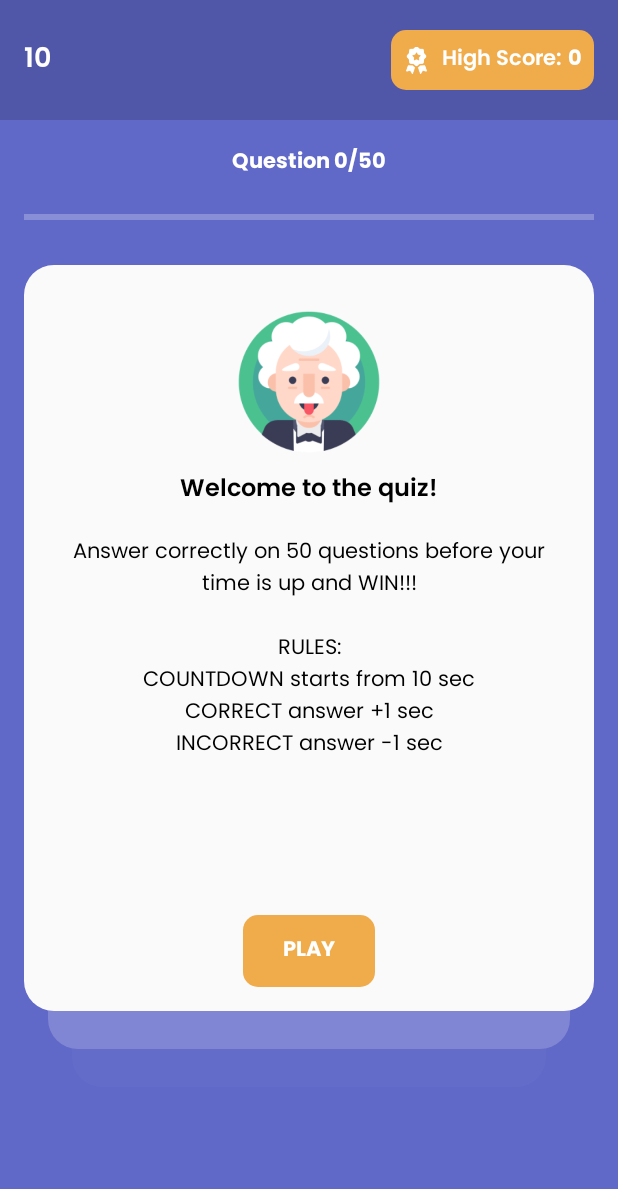
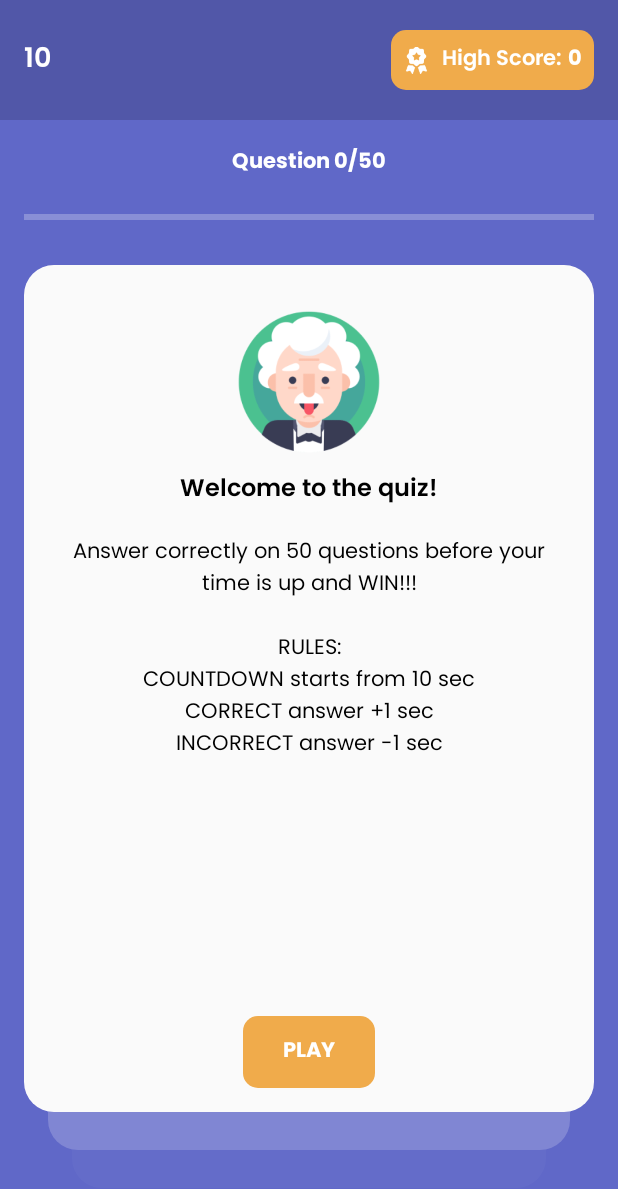
Before and after one commit to alen4cerimagic/250_flags, an Android app: the layout fragment_main.xml on its own in the app's theme, with its tools: preview values and no code run, on a phone screen of 412 x 824 dp. Shown: the top 1189 px of the screen. Run offline under Robolectric (Android 15) with nearby library versions, the phone set to English and light mode, and no system bars.

Commit message:
small UI changes

```diff
--- a/app/src/main/res/layout/fragment_main.xml
+++ b/app/src/main/res/layout/fragment_main.xml
@@ -123,9 +123,8 @@
         android:layout_marginStart="16dp"
         android:layout_marginTop="24dp"
         android:layout_marginEnd="16dp"
-        android:layout_marginBottom="150dp"
         android:background="@drawable/game_background"
-        app:layout_constraintBottom_toBottomOf="parent"
+        app:layout_constraintBottom_toTopOf="@+id/view2"
         app:layout_constraintEnd_toEndOf="parent"
         app:layout_constraintStart_toStartOf="parent"
         app:layout_constraintTop_toBottomOf="@+id/progress">
@@ -141,21 +140,16 @@
             app:layout_constraintTop_toTopOf="parent"
             app:srcCompat="@drawable/professor" />
 
-        <TextView
-            android:id="@+id/tvTitle"
-            android:layout_width="match_parent"
-            android:textAlignment="center"
-            android:layout_marginStart="16dp"
-            android:layout_marginEnd="16dp"
+        <ProgressBar
+            android:id="@+id/progressBar"
+            style="?android:attr/progressBarStyle"
+            android:layout_width="wrap_content"
             android:layout_height="wrap_content"
-            android:layout_marginTop="8dp"
-            android:fontFamily="@font/poppins_semibold"
-            android:text="@string/welcome"
-            android:textColor="@color/black"
-            android:textSize="16sp"
+            android:layout_marginBottom="16dp"
+            android:visibility="gone"
+            app:layout_constraintBottom_toBottomOf="parent"
             app:layout_constraintEnd_toEndOf="parent"
-            app:layout_constraintStart_toStartOf="parent"
-            app:layout_constraintTop_toBottomOf="@+id/ivMain" />
+            app:layout_constraintStart_toStartOf="parent" />
 
         <TextView
             android:id="@+id/tvMessage"
@@ -174,6 +168,22 @@
             app:layout_constraintStart_toStartOf="parent"
             app:layout_constraintTop_toBottomOf="@+id/tvTitle" />
 
+        <TextView
+            android:id="@+id/tvTitle"
+            android:layout_width="match_parent"
+            android:layout_height="wrap_content"
+            android:layout_marginStart="16dp"
+            android:layout_marginTop="8dp"
+            android:layout_marginEnd="16dp"
+            android:fontFamily="@font/poppins_semibold"
+            android:text="@string/welcome"
+            android:textAlignment="center"
+            android:textColor="@color/black"
+            android:textSize="16sp"
+            app:layout_constraintEnd_toEndOf="parent"
+            app:layout_constraintStart_toStartOf="parent"
+            app:layout_constraintTop_toBottomOf="@+id/ivMain" />
+
         <androidx.appcompat.widget.AppCompatButton
             android:id="@+id/btnPlay"
             style="@style/Widget.AppCompat.Button.Borderless"
@@ -190,17 +200,6 @@
             app:layout_constraintBottom_toBottomOf="parent"
             app:layout_constraintEnd_toEndOf="parent"
             app:layout_constraintStart_toStartOf="parent" />
-
-        <ProgressBar
-            android:id="@+id/progressBar"
-            android:visibility="gone"
-            app:layout_constraintBottom_toBottomOf="parent"
-            app:layout_constraintEnd_toEndOf="parent"
-            app:layout_constraintStart_toStartOf="parent"
-            android:layout_marginBottom="16dp"
-            style="?android:attr/progressBarStyle"
-            android:layout_width="wrap_content"
-            android:layout_height="wrap_content" />
 
         <androidx.recyclerview.widget.RecyclerView
             android:id="@+id/rvAnswers"
@@ -223,20 +222,23 @@
         android:layout_marginEnd="32dp"
         android:alpha="0.5"
         android:background="@drawable/game_layer1"
+        app:layout_constraintBottom_toTopOf="@+id/view3"
         app:layout_constraintEnd_toEndOf="parent"
-        app:layout_constraintStart_toStartOf="parent"
-        app:layout_constraintTop_toBottomOf="@+id/constraintLayout" />
+        app:layout_constraintHorizontal_bias="1.0"
+        app:layout_constraintStart_toStartOf="parent" />
 
     <View
+        android:id="@+id/view3"
         android:layout_width="0dp"
         android:layout_height="25dp"
         android:layout_marginStart="48dp"
         android:layout_marginEnd="48dp"
+        android:layout_marginBottom="32dp"
         android:alpha="0.2"
         android:background="@drawable/game_layer2"
+        app:layout_constraintBottom_toBottomOf="parent"
         app:layout_constraintEnd_toEndOf="parent"
         app:layout_constraintHorizontal_bias="0.0"
-        app:layout_constraintStart_toStartOf="parent"
-        app:layout_constraintTop_toBottomOf="@+id/view2" />
+        app:layout_constraintStart_toStartOf="parent" />
 
 </androidx.constraintlayout.widget.ConstraintLayout>
```
